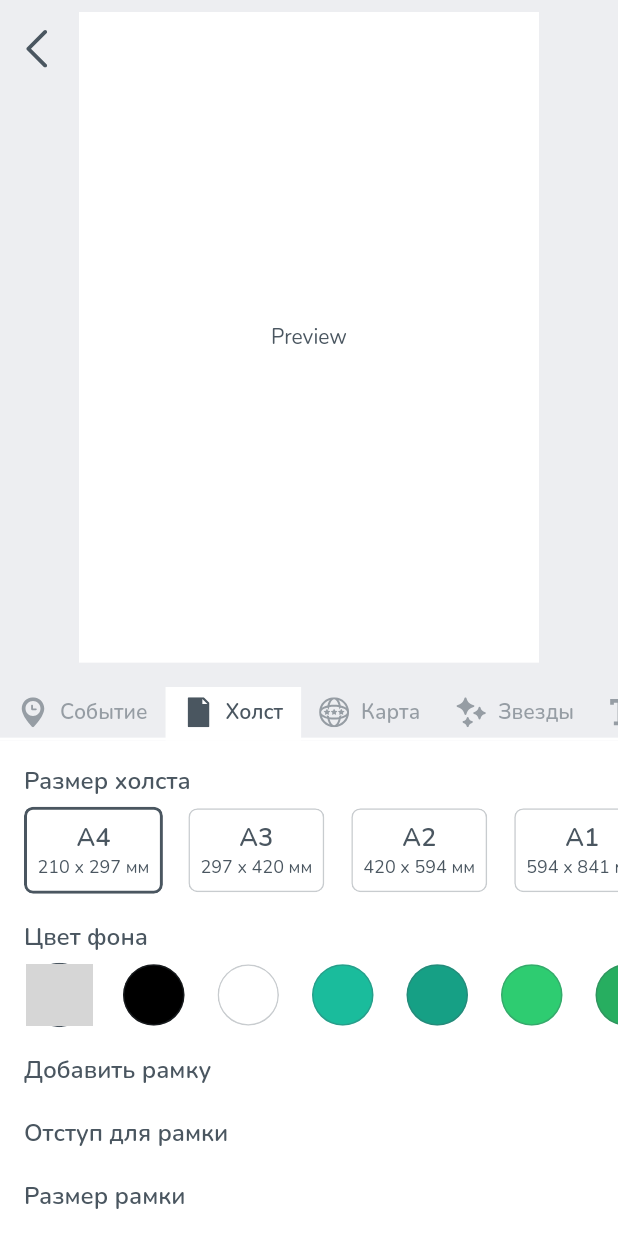
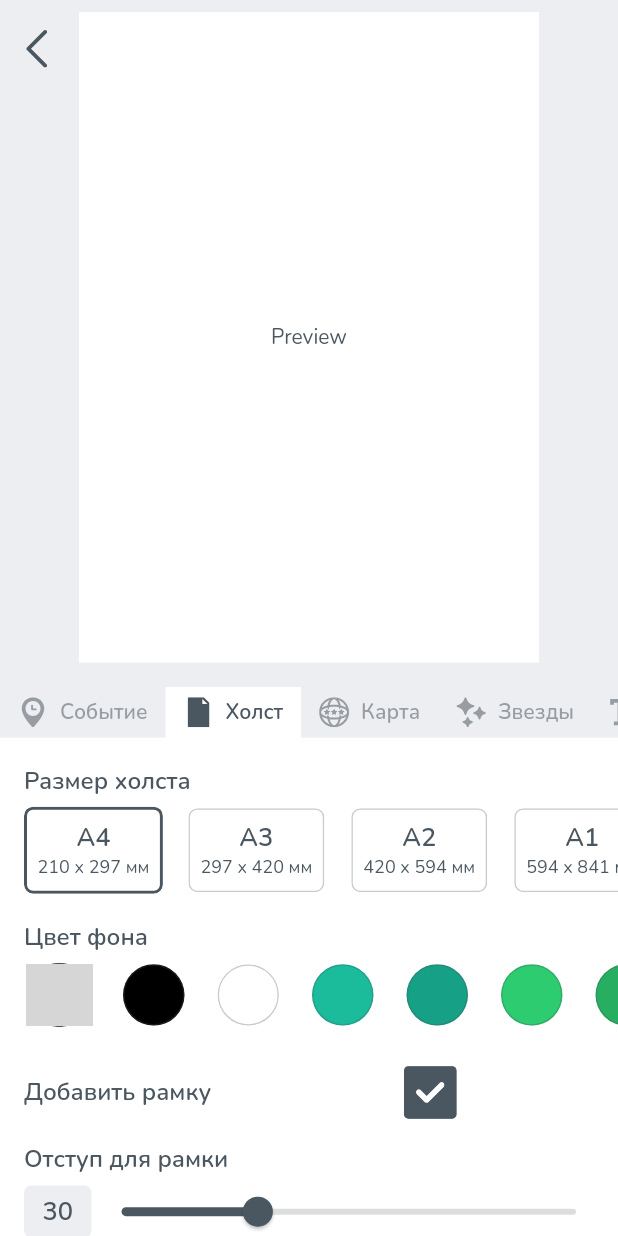
Before and after one commit to Demidovez/mappy_stars_flutter, a Flutter app: the Template screen opened by its route, tab 2 chosen, on a phone screen of 412 x 824 dp. Run offline on Flutter 3.47's test engine with Material 2 defaults, Android fonts, the phone set to English and light mode, and no system bars; our stand-ins replace flutter_svg, jiffy; grey boxes are pictures that could not be loaded.

Commit message:
done canvas controller

```diff
--- a/lib/fragments/color_item.dart
+++ b/lib/fragments/color_item.dart
@@ -17,7 +17,10 @@ class ColorItem extends StatelessWidget {
               'assets/icons/colors.svg',
               width: 1,
             )
-          : Container(color: color),
+          : Container(
+              color: color,
+            ),
+      splashColor: Colors.transparent,
     );
   }
 }
--- a/lib/fragments/controllers/canvas_v1.dart
+++ b/lib/fragments/controllers/canvas_v1.dart
@@ -4,7 +4,9 @@ import 'package:mappy_stars/models/holst.dart';
 import '../color_item.dart';
 import '../holst_item.dart';
 import '../label.dart';
+import '../label_check_box.dart';
 import '../list_variants.dart';
+import '../slider_percentage.dart';
 
 class CanvasV1Controller extends StatefulWidget {
   const CanvasV1Controller({Key? key}) : super(key: key);
@@ -15,10 +17,15 @@ class CanvasV1Controller extends StatefulWidget {
 
 class _CanvasV1ControllerState extends State<CanvasV1Controller> {
   final List<Holst> holsts = [];
-  final List<Color> colors = [];
+  final List<Color> colorsHolst = [];
+  final List<Color> colorsBorder = [];
 
   int _activeIndexHolst = 0;
-  int _activeIndexColor = 0;
+  int _activeIndexColorHolst = 0;
+  int _activeIndexColorBorder = 0;
+  bool _hasCanvasBorder = true;
+  double _indentBorder = 30.0;
+  double _sizeBorder = 70.0;
 
   @override
   void initState() {
@@ -31,7 +38,32 @@ class _CanvasV1ControllerState extends State<CanvasV1Controller> {
       Holst("A1", "594 x 841 мм", 7016.0, 9933.0)
     ]);
 
-    colors.addAll([
+    colorsHolst.addAll([
+      Colors.transparent,
+      const Color(0xFF000000),
+      const Color(0xFFFFFFFF),
+      const Color(0xFF1ABC9C),
+      const Color(0xFF16A085),
+      const Color(0xFF2ECC71),
+      const Color(0xFF27AE60),
+      const Color(0xFF3498DB),
+      const Color(0xFF2980B9),
+      const Color(0xFF9B59B6),
+      const Color(0xFF8E44AD),
+      const Color(0xFF34495E),
+      const Color(0xFF2C3E50),
+      const Color(0xFFF1C40F),
+      const Color(0xFFF39C12),
+      const Color(0xFFE67E22),
+      const Color(0xFFD35400),
+      const Color(0xFFE74C3C),
+      const Color(0xFFC0392B),
+      const Color(0xFFBDC3C7),
+      const Color(0xFF95A5A6),
+      const Color(0xFF7F8C8D)
+    ]);
+
+    colorsBorder.addAll([
       Colors.transparent,
       const Color(0xFF000000),
       const Color(0xFFFFFFFF),
@@ -63,9 +95,33 @@ class _CanvasV1ControllerState extends State<CanvasV1Controller> {
     });
   }
 
-  void setActiveIndexColor(Color activeColor) {
+  void setActiveIndexColorHolst(Color activeColor) {
     setState(() {
-      _activeIndexColor = colors.indexWhere((color) => color == activeColor);
+      _activeIndexColorHolst = colorsHolst.indexWhere((color) => color == activeColor);
+    });
+  }
+
+  void setActiveIndexColorBorder(Color activeColor) {
+    setState(() {
+      _activeIndexColorBorder = colorsBorder.indexWhere((color) => color == activeColor);
+    });
+  }
+
+  void onHasCanvasBorder(bool has) {
+    setState(() {
+      _hasCanvasBorder = has;
+    });
+  }
+
+  void onChangeIndentBorder(double indent) {
+    setState(() {
+      _indentBorder = indent;
+    });
+  }
+
+  void onChangeSizeBorder(double size) {
+    setState(() {
+      _sizeBorder = size;
     });
   }
 
@@ -81,17 +137,21 @@ class _CanvasV1ControllerState extends State<CanvasV1Controller> {
         ListVariants<Color>(
             height: 45,
             shape: EShape.circle,
-            data: colors,
-            activeIndex: _activeIndexColor,
-            item: (color) => ColorItem(color, setActiveIndexColor)),
-        const Label("Добавить рамку"),
+            data: colorsHolst,
+            activeIndex: _activeIndexColorHolst,
+            item: (color) => ColorItem(color, setActiveIndexColorHolst)),
+        LabelCheckBox("Добавить рамку", value: _hasCanvasBorder, onChange: onHasCanvasBorder),
         const Label("Отступ для рамки"),
+        SliderPercentage(value: _indentBorder, onChange: onChangeIndentBorder),
         const Label("Размер рамки"),
-        const Label("Размер рамки"),
-        const Label("Размер рамки"),
-        const Label("Размер рамки"),
-        const Label("Размер рамки"),
-        const Label("Цвет рамки")
+        SliderPercentage(value: _sizeBorder, onChange: onChangeSizeBorder),
+        const Label("Цвет рамки"),
+        ListVariants<Color>(
+            height: 45,
+            shape: EShape.circle,
+            data: colorsBorder,
+            activeIndex: _activeIndexColorBorder,
+            item: (color) => ColorItem(color, setActiveIndexColorBorder))
       ],
     );
   }
--- a/lib/fragments/holst_item.dart
+++ b/lib/fragments/holst_item.dart
@@ -11,6 +11,8 @@ class HolstItem extends StatelessWidget {
   @override
   Widget build(BuildContext context) {
     return InkWell(
+      splashColor: Colors.transparent,
+      highlightColor: Colors.transparent,
       onTap: () => setActive(holst),
       child: Padding(
         padding: const EdgeInsets.symmetric(vertical: 4.0, horizontal: 8.0),
--- /dev/null
+++ b/lib/fragments/icon_check_box.dart
@@ -0,0 +1,58 @@
+import 'package:flutter/material.dart';
+import 'package:flutter_svg/flutter_svg.dart';
+
+typedef Callback = void Function(bool value);
+
+class IconCheckbox extends StatelessWidget {
+  final Callback onChange;
+  final bool isChecked;
+  final double size;
+  final double? iconSize;
+  final Color selectedColor;
+  final Color selectedIconColor;
+  final Color borderColor;
+  final Icon? checkIcon;
+
+  const IconCheckbox(
+      {Key? key,
+      required this.isChecked,
+      required this.onChange,
+      this.size = 35.0,
+      this.iconSize,
+      this.selectedColor = const Color(0xFF4a5660),
+      this.selectedIconColor = Colors.white,
+      this.borderColor = const Color(0x994a5660),
+      this.checkIcon})
+      : super(key: key);
+
+  @override
+  Widget build(BuildContext context) {
+    return Align(
+        alignment: Alignment.topLeft,
+        child: GestureDetector(
+          onTap: () => onChange(!isChecked),
+          child: AnimatedContainer(
+            duration: const Duration(milliseconds: 500),
+            curve: Curves.fastLinearToSlowEaseIn,
+            decoration: BoxDecoration(
+                color: isChecked ? selectedColor : Colors.transparent,
+                borderRadius: BorderRadius.circular(3.0),
+                border: Border.all(
+                  color: borderColor,
+                  width: 1,
+                )),
+            width: size,
+            height: size,
+            child: Container(
+              padding: EdgeInsets.all(size / 5),
+              child: isChecked
+                  ? SvgPicture.asset(
+                      'assets/icons/check.svg',
+                      color: selectedIconColor,
+                    )
+                  : null,
+            ),
+          ),
+        ));
+  }
+}
--- a/lib/fragments/label.dart
+++ b/lib/fragments/label.dart
@@ -2,12 +2,15 @@ import 'package:flutter/material.dart';
 
 class Label extends StatelessWidget {
   final String label;
-  const Label(this.label, {Key? key}) : super(key: key);
+  final EdgeInsetsGeometry? padding;
+  const Label(this.label,
+      {Key? key, this.padding = const EdgeInsets.only(left: 16.0, right: 16.0, top: 16.0, bottom: 4.0)})
+      : super(key: key);
 
   @override
   Widget build(BuildContext context) {
     return Container(
-      padding: const EdgeInsets.only(left: 16.0, right: 16.0, top: 16.0, bottom: 4.0),
+      padding: padding,
       child: Text(
         label,
         style: const TextStyle(fontSize: 16, fontWeight: FontWeight.w600),
--- /dev/null
+++ b/lib/fragments/label_check_box.dart
@@ -0,0 +1,38 @@
+import 'package:flutter/material.dart';
+import 'package:mappy_stars/fragments/icon_check_box.dart';
+
+import 'label.dart';
+
+typedef Callback = void Function(bool value);
+
+class LabelCheckBox extends StatelessWidget {
+  final String label;
+  final bool value;
+  final Callback onChange;
+  const LabelCheckBox(this.label, {Key? key, required this.value, required this.onChange}) : super(key: key);
+
+  @override
+  Widget build(BuildContext context) {
+    return InkWell(
+      onTap: () => onChange(!value),
+      child: Container(
+        padding: const EdgeInsets.only(left: 16.0, right: 16.0, top: 24.0, bottom: 0.0),
+        child: Row(
+          children: [
+            Expanded(
+              flex: 2,
+              child: Label(
+                label,
+                padding: EdgeInsets.zero,
+              ),
+            ),
+            Expanded(
+              flex: 1,
+              child: IconCheckbox(onChange: onChange, isChecked: value),
+            )
+          ],
+        ),
+      ),
+    );
+  }
+}
--- /dev/null
+++ b/lib/fragments/slider_percentage.dart
@@ -0,0 +1,55 @@
+import 'package:flutter/material.dart';
+
+typedef Callback = void Function(double value);
+
+class SliderPercentage extends StatefulWidget {
+  final double value;
+  final Callback onChange;
+
+  const SliderPercentage({Key? key, required this.value, required this.onChange}) : super(key: key);
+
+  @override
+  State<SliderPercentage> createState() => _SliderPercentageState();
+}
+
+class _SliderPercentageState extends State<SliderPercentage> {
+  @override
+  Widget build(BuildContext context) {
+    return Container(
+      padding: const EdgeInsets.only(left: 16.0, right: 8.0, top: 0.0, bottom: 0.0),
+      child: Row(
+        children: [
+          Container(
+              decoration: BoxDecoration(
+                borderRadius: BorderRadius.circular(5.0),
+                color: const Color(0xFFEDEEF1),
+              ),
+              width: 45,
+              height: 35,
+              child: Center(
+                child: Text(
+                  widget.value.round().toString(),
+                  style: const TextStyle(fontSize: 17, fontWeight: FontWeight.w600),
+                ),
+              )),
+          Expanded(
+            child: SliderTheme(
+              data: SliderTheme.of(context).copyWith(
+                overlayShape: const RoundSliderOverlayShape(overlayRadius: 20.0),
+              ),
+              child: Slider(
+                value: widget.value,
+                min: 0.0,
+                max: 100.0,
+                activeColor: const Color(0xFF4a5660),
+                inactiveColor: const Color(0xFF4a5660).withOpacity(0.2),
+                label: widget.value.round().toString(),
+                onChanged: (double value) => widget.onChange(value),
+              ),
+            ),
+          )
+        ],
+      ),
+    );
+  }
+}
```
Also changed, not shown: lib/main.dart (+7 -6 lines), assets/icons/check.svg (added).
